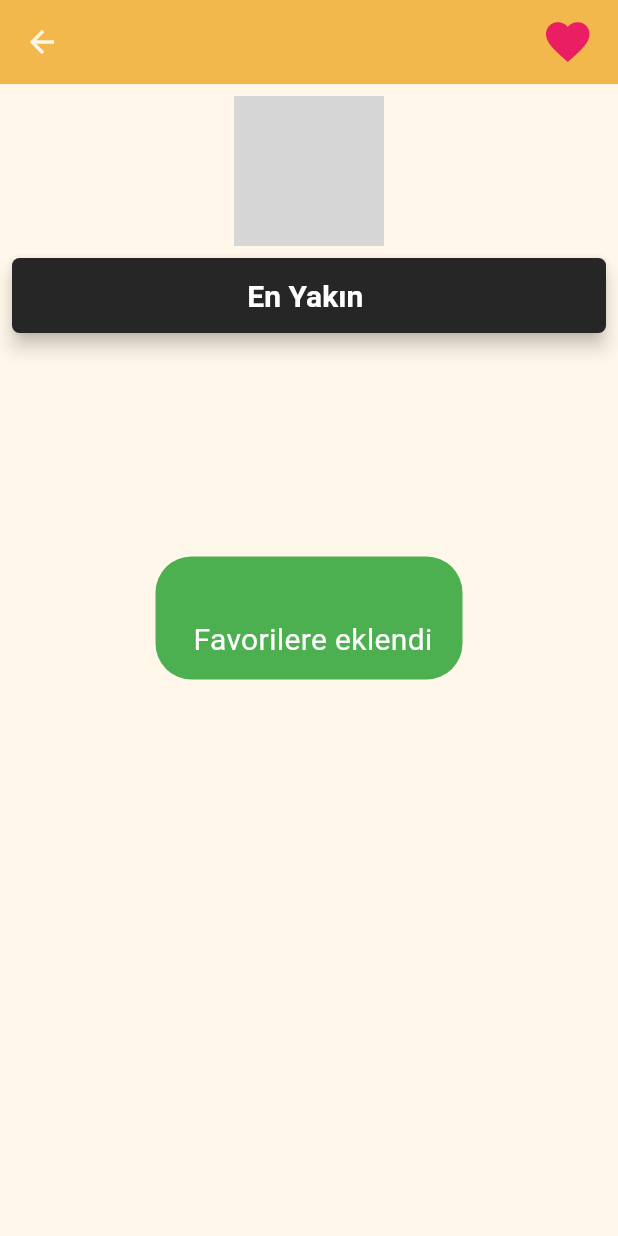
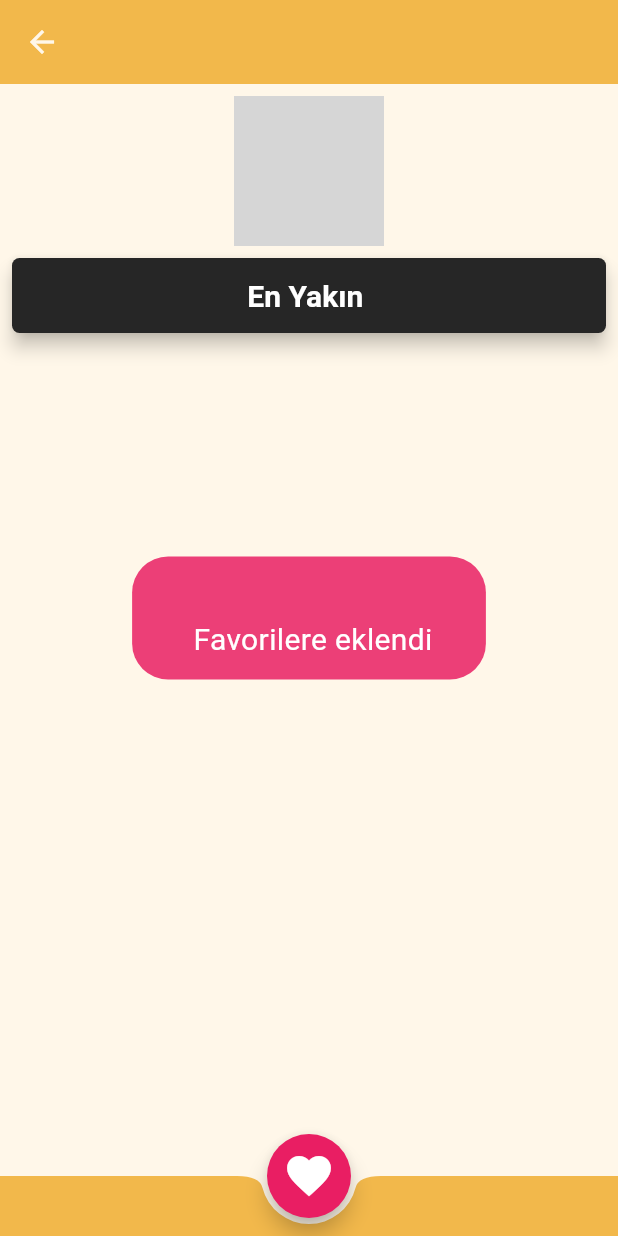
Before and after one commit to OzgurBoruzanci/Gidelim_App, a Flutter app: the CafeDetailScreen screen opened directly with empty values, after a tap on the "favorite outline" icon, on a phone screen of 412 x 824 dp. Run offline on Flutter 3.47's test engine with Material 3 defaults, Android fonts, the light colour scheme and no system bars; our stand-ins replace cloud_firestore, firebase_auth, firebase_core, fluttertoast, loading_animation_widget; accounts and stored records are empty; network calls fail; grey boxes are pictures that could not be loaded.

Commit message:
New UI has been implemented for favoriteing on the cafe page.

```diff
--- a/bootcamp91/lib/view/cafe_details_screen.dart
+++ b/bootcamp91/lib/view/cafe_details_screen.dart
@@ -10,21 +10,35 @@ class CafeDetailScreen extends StatefulWidget {
   final Cafe cafe;
   final String userUid;
 
-  const CafeDetailScreen({Key? key, required this.cafe, required this.userUid})
-      : super(key: key);
+  const CafeDetailScreen(
+      {super.key, required this.cafe, required this.userUid});
 
   @override
+  // ignore: library_private_types_in_public_api
   _CafeDetailScreenState createState() => _CafeDetailScreenState();
 }
 
-class _CafeDetailScreenState extends State<CafeDetailScreen> {
+class _CafeDetailScreenState extends State<CafeDetailScreen>
+    with SingleTickerProviderStateMixin {
   bool _isFavorite = false;
   final CafeService _cafeService = CafeService();
+  late AnimationController _animationController;
+  late Animation<double> _animation;
 
   @override
   void initState() {
     super.initState();
     _checkIfFavorite();
+
+    // AnimationController ve Animation oluşturma
+    _animationController = AnimationController(
+      duration: const Duration(milliseconds: 200),
+      vsync: this,
+    );
+
+    _animation = Tween<double>(begin: 1.0, end: 1.2).animate(
+      CurvedAnimation(parent: _animationController, curve: Curves.easeInOut),
+    );
   }
 
   Future<void> _checkIfFavorite() async {
@@ -44,15 +58,21 @@ class _CafeDetailScreenState extends State<CafeDetailScreen> {
 
     Fluttertoast.showToast(
       msg: _isFavorite
-          ? '${widget.cafe.name} \n Favorilere eklendi'
-          : '${widget.cafe.name} \n Favorilerden çıkarıldı',
+          ? '${widget.cafe.name} \n    Favorilere eklendi   '
+          : '${widget.cafe.name} \n    Favorilerden çıkarıldı   ',
       toastLength: Toast.LENGTH_SHORT,
       gravity: ToastGravity.CENTER,
-      backgroundColor:
-          _isFavorite ? ProjectColors.green_color : ProjectColors.red_color,
+      backgroundColor: _isFavorite
+          ? const Color.fromARGB(216, 233, 30, 98)
+          : const Color.fromARGB(163, 38, 38, 38),
       textColor: ProjectColors.whiteTextColor,
       fontSize: 20.0,
     );
+
+    // Animasyonu başlat
+    _animationController.forward().then((_) {
+      _animationController.reverse();
+    });
   }
 
   Future<void> _openGoogleMaps() async {
@@ -66,29 +86,22 @@ class _CafeDetailScreenState extends State<CafeDetailScreen> {
   }
 
   @override
+  void dispose() {
+    _animationController.dispose();
+    super.dispose();
+  }
+
+  @override
   Widget build(BuildContext context) {
     return Scaffold(
       appBar: AppBar(
         title: Text(widget.cafe.name),
-        actions: [
-          Padding(
-            padding: EdgeInsets.only(right: 8.0),
-            child: IconButton(
-              icon: Icon(_isFavorite ? Icons.favorite : Icons.favorite_border),
-              color: _isFavorite
-                  ? ProjectColors.red_color
-                  : ProjectColors.buttonColor,
-              onPressed: _toggleFavorite,
-              iconSize: 35,
-            ),
-          ),
-        ],
       ),
       body: Column(
         crossAxisAlignment: CrossAxisAlignment.start,
         children: [
           Padding(
-            padding: EdgeInsets.all(8.0),
+            padding: const EdgeInsets.all(8.0),
             child: Column(
               children: [
                 Center(
@@ -103,7 +116,7 @@ class _CafeDetailScreenState extends State<CafeDetailScreen> {
                         if (loadingProgress == null) {
                           return child;
                         } else {
-                          return Center(
+                          return const Center(
                             child: CustomLoadingWidget(),
                           );
                         }
@@ -136,7 +149,7 @@ class _CafeDetailScreenState extends State<CafeDetailScreen> {
                 }
 
                 if (!snapshot.hasData) {
-                  return Center(child: CustomLoadingWidget());
+                  return const Center(child: CustomLoadingWidget());
                 }
 
                 List<String> categories = snapshot.data!;
@@ -178,19 +191,18 @@ class _CafeDetailScreenState extends State<CafeDetailScreen> {
                             vertical: 8.0, horizontal: 16.0),
                         child: Card(
                           elevation: 5,
-                          color: Colors.white, // Kart rengi beyaz yapıldı
+                          color: Colors.white,
                           shape: RoundedRectangleBorder(
                             borderRadius: BorderRadius.circular(12.0),
                           ),
-                          child: Container(
-                            height: 135, // Kart yüksekliği 200 olarak ayarlandı
+                          child: SizedBox(
+                            height: 135,
                             child: Stack(
                               children: [
                                 Positioned.fill(
                                   child: Image.asset(
                                     'assets/images/ic_card_bg.png',
-                                    fit: BoxFit
-                                        .contain, // Resim sığacak şekilde ayarlandı
+                                    fit: BoxFit.contain,
                                   ),
                                 ),
                                 Center(
@@ -198,7 +210,7 @@ class _CafeDetailScreenState extends State<CafeDetailScreen> {
                                     padding: const EdgeInsets.all(16.0),
                                     child: Text(
                                       _getCategoryName(category),
-                                      style: TextStyle(
+                                      style: const TextStyle(
                                         fontSize: 20.0,
                                         fontWeight: FontWeight.bold,
                                         color: ProjectColors.project_gray,
@@ -220,6 +232,39 @@ class _CafeDetailScreenState extends State<CafeDetailScreen> {
           ),
         ],
       ),
+      floatingActionButtonLocation: FloatingActionButtonLocation.centerDocked,
+      floatingActionButton: AnimatedBuilder(
+        animation: _animationController,
+        builder: (context, child) {
+          return Transform.scale(
+            scale: _animation.value,
+            child: FloatingActionButton(
+              backgroundColor: _isFavorite
+                  ? ProjectColors.red_color
+                  : ProjectColors.buttonColor,
+              onPressed: _toggleFavorite,
+              tooltip: _isFavorite ? 'Favorilerden çıkar' : 'Favorilere ekle',
+              shape: RoundedRectangleBorder(
+                borderRadius: BorderRadius.circular(50), // Yuvarlak kenarlar
+              ),
+              child: Icon(
+                size: 35,
+                _isFavorite ? Icons.favorite : Icons.favorite_border,
+                color: _isFavorite
+                    ? ProjectColors.whiteColor
+                    : ProjectColors.whiteColor,
+              ),
+            ),
+          );
+        },
+      ),
+      bottomNavigationBar: const BottomAppBar(
+        // notchMargin: VisualDensity.maximumDensity,
+        // notchMargin: Checkbox.width,
+        height: 40,
+        color: ProjectColors.project_yellow,
+        shape: CircularNotchedRectangle(),
+      ),
     );
   }
 
```
